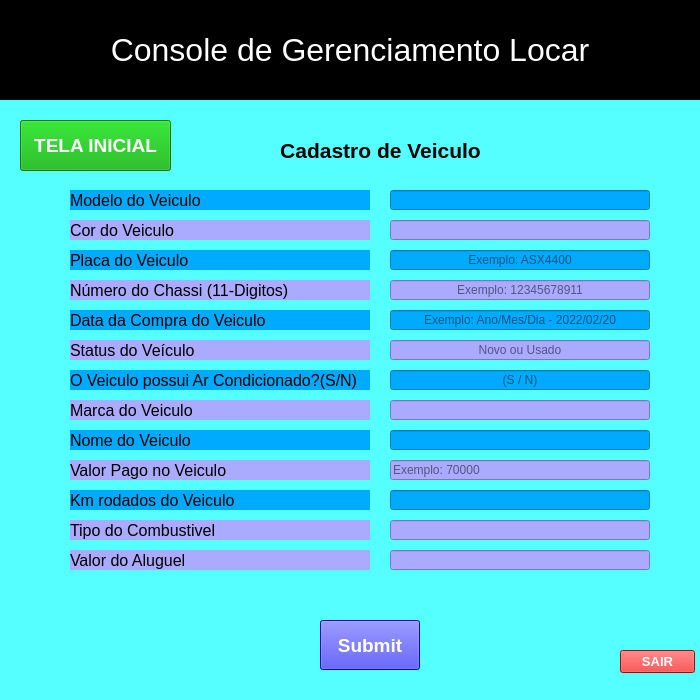
GabrielSelim/locar.py, file tela_cadastrar_veiculo_nova.ui: the form before one commit.
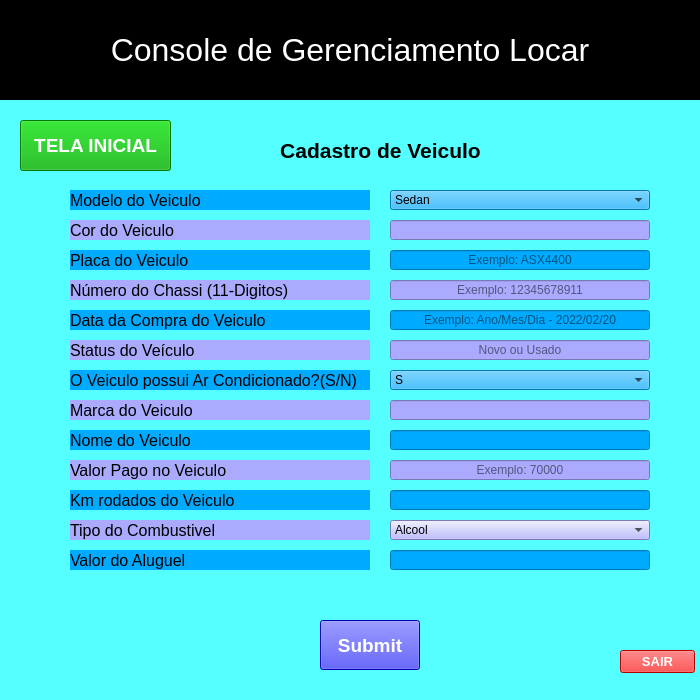
The form after the commit.

```diff
--- a/tela_cadastrar_veiculo_nova.ui
+++ b/tela_cadastrar_veiculo_nova.ui
@@ -529,34 +529,6 @@
      <set>Qt::AlignLeading|Qt::AlignLeft|Qt::AlignVCenter</set>
     </property>
    </widget>
-   <widget class="QLineEdit" name="lineEdit">
-    <property name="geometry">
-     <rect>
-      <x>390</x>
-      <y>190</y>
-      <width>260</width>
-      <height>20</height>
-     </rect>
-    </property>
-    <property name="minimumSize">
-     <size>
-      <width>260</width>
-      <height>20</height>
-     </size>
-    </property>
-    <property name="maximumSize">
-     <size>
-      <width>260</width>
-      <height>20</height>
-     </size>
-    </property>
-    <property name="styleSheet">
-     <string notr="true">background-color: rgb(0, 170, 255);</string>
-    </property>
-    <property name="text">
-     <string/>
-    </property>
-   </widget>
    <widget class="QLineEdit" name="lineEdit_2">
     <property name="geometry">
      <rect>
@@ -721,40 +693,6 @@
      <string>Novo ou Usado</string>
     </property>
    </widget>
-   <widget class="QLineEdit" name="lineEdit_7">
-    <property name="geometry">
-     <rect>
-      <x>390</x>
-      <y>370</y>
-      <width>260</width>
-      <height>20</height>
-     </rect>
-    </property>
-    <property name="minimumSize">
-     <size>
-      <width>260</width>
-      <height>20</height>
-     </size>
-    </property>
-    <property name="maximumSize">
-     <size>
-      <width>260</width>
-      <height>20</height>
-     </size>
-    </property>
-    <property name="styleSheet">
-     <string notr="true">background-color: rgb(0, 170, 255);</string>
-    </property>
-    <property name="text">
-     <string/>
-    </property>
-    <property name="alignment">
-     <set>Qt::AlignCenter</set>
-    </property>
-    <property name="placeholderText">
-     <string>(S / N)</string>
-    </property>
-   </widget>
    <widget class="QLineEdit" name="lineEdit_8">
     <property name="geometry">
      <rect>
@@ -832,6 +770,9 @@
     <property name="styleSheet">
      <string notr="true">background-color: rgb(170, 170, 255);</string>
     </property>
+    <property name="alignment">
+     <set>Qt::AlignCenter</set>
+    </property>
     <property name="placeholderText">
      <string>Exemplo: 70000</string>
     </property>
@@ -897,31 +838,6 @@
      <string>Submit</string>
     </property>
    </widget>
-   <widget class="QLineEdit" name="lineEdit_93">
-    <property name="geometry">
-     <rect>
-      <x>390</x>
-      <y>520</y>
-      <width>260</width>
-      <height>20</height>
-     </rect>
-    </property>
-    <property name="minimumSize">
-     <size>
-      <width>260</width>
-      <height>20</height>
-     </size>
-    </property>
-    <property name="maximumSize">
-     <size>
-      <width>260</width>
-      <height>20</height>
-     </size>
-    </property>
-    <property name="styleSheet">
-     <string notr="true">background-color: rgb(170, 170, 255);</string>
-    </property>
-   </widget>
    <widget class="QLabel" name="label91_2">
     <property name="geometry">
      <rect>
@@ -989,7 +905,7 @@
      </font>
     </property>
     <property name="styleSheet">
-     <string notr="true">background-color: rgb(170, 170, 255);</string>
+     <string notr="true">background-color: rgb(0, 170, 255);</string>
     </property>
     <property name="text">
      <string>Valor do Aluguel</string>
@@ -1020,7 +936,10 @@
      </size>
     </property>
     <property name="styleSheet">
-     <string notr="true">background-color: rgb(170, 170, 255);</string>
+     <string notr="true">background-color: rgb(0, 170, 255);</string>
+    </property>
+    <property name="alignment">
+     <set>Qt::AlignCenter</set>
     </property>
    </widget>
    <widget class="QPushButton" name="pushButton_3">
@@ -1071,6 +990,169 @@
      <set>Qt::AlignCenter</set>
     </property>
    </widget>
+   <widget class="QComboBox" name="comboBox_2">
+    <property name="geometry">
+     <rect>
+      <x>390</x>
+      <y>190</y>
+      <width>260</width>
+      <height>20</height>
+     </rect>
+    </property>
+    <property name="minimumSize">
+     <size>
+      <width>260</width>
+      <height>20</height>
+     </size>
+    </property>
+    <property name="maximumSize">
+     <size>
+      <width>260</width>
+      <height>20</height>
+     </size>
+    </property>
+    <property name="layoutDirection">
+     <enum>Qt::LeftToRight</enum>
+    </property>
+    <property name="styleSheet">
+     <string notr="true">background-color: rgb(0, 170, 255);</string>
+    </property>
+    <property name="insertPolicy">
+     <enum>QComboBox::InsertAlphabetically</enum>
+    </property>
+    <item>
+     <property name="text">
+      <string>Sedan</string>
+     </property>
+    </item>
+    <item>
+     <property name="text">
+      <string>Hatch</string>
+     </property>
+    </item>
+    <item>
+     <property name="text">
+      <string>SUV</string>
+     </property>
+    </item>
+    <item>
+     <property name="text">
+      <string>Utilitário</string>
+     </property>
+    </item>
+    <item>
+     <property name="text">
+      <string>Caminhonete</string>
+     </property>
+    </item>
+    <item>
+     <property name="text">
+      <string>Sportivo</string>
+     </property>
+    </item>
+   </widget>
+   <widget class="QComboBox" name="comboBox_3">
+    <property name="geometry">
+     <rect>
+      <x>390</x>
+      <y>370</y>
+      <width>260</width>
+      <height>20</height>
+     </rect>
+    </property>
+    <property name="minimumSize">
+     <size>
+      <width>260</width>
+      <height>20</height>
+     </size>
+    </property>
+    <property name="maximumSize">
+     <size>
+      <width>260</width>
+      <height>20</height>
+     </size>
+    </property>
+    <property name="layoutDirection">
+     <enum>Qt::LeftToRight</enum>
+    </property>
+    <property name="styleSheet">
+     <string notr="true">background-color: rgb(0, 170, 255);</string>
+    </property>
+    <property name="insertPolicy">
+     <enum>QComboBox::InsertAlphabetically</enum>
+    </property>
+    <item>
+     <property name="text">
+      <string>S</string>
+     </property>
+    </item>
+    <item>
+     <property name="text">
+      <string>N</string>
+     </property>
+    </item>
+   </widget>
+   <widget class="QComboBox" name="comboBox_4">
+    <property name="geometry">
+     <rect>
+      <x>390</x>
+      <y>520</y>
+      <width>260</width>
+      <height>20</height>
+     </rect>
+    </property>
+    <property name="minimumSize">
+     <size>
+      <width>260</width>
+      <height>20</height>
+     </size>
+    </property>
+    <property name="maximumSize">
+     <size>
+      <width>260</width>
+      <height>20</height>
+     </size>
+    </property>
+    <property name="layoutDirection">
+     <enum>Qt::LeftToRight</enum>
+    </property>
+    <property name="styleSheet">
+     <string notr="true">background-color: rgb(170, 170, 255);</string>
+    </property>
+    <property name="insertPolicy">
+     <enum>QComboBox::InsertAlphabetically</enum>
+    </property>
+    <item>
+     <property name="text">
+      <string>Alcool</string>
+     </property>
+    </item>
+    <item>
+     <property name="text">
+      <string>Gasolina</string>
+     </property>
+    </item>
+    <item>
+     <property name="text">
+      <string>Flex</string>
+     </property>
+    </item>
+    <item>
+     <property name="text">
+      <string>Diesel</string>
+     </property>
+    </item>
+    <item>
+     <property name="text">
+      <string>Podium</string>
+     </property>
+    </item>
+    <item>
+     <property name="text">
+      <string>Elétrico</string>
+     </property>
+    </item>
+   </widget>
   </widget>
   <widget class="QStatusBar" name="statusbar"/>
  </widget>
```
Left out of the diff: 12 changed lines with no effect on the pictures.
